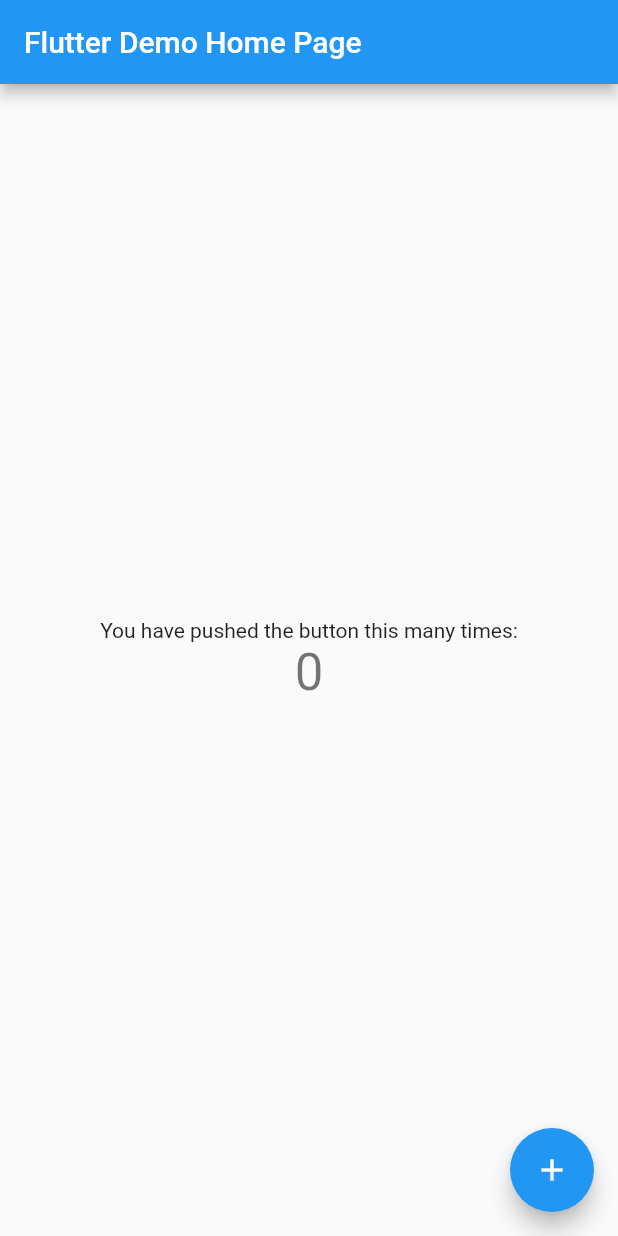
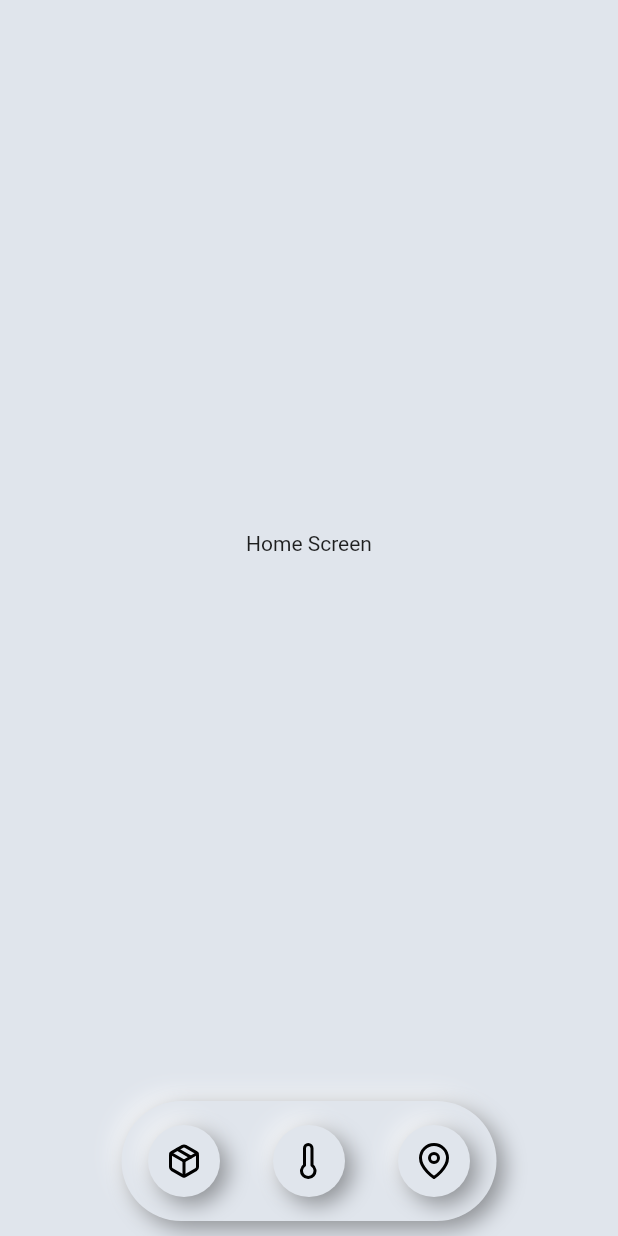
Before and after one commit to Sammonnay-Sarcar/Smart-Refrigerator, a Flutter app: the screen it shows after launch, on a phone screen of 412 x 824 dp. Run offline on Flutter 3.47's test engine with Material 2 defaults, Android fonts, the phone set to English and light mode, and no system bars; drawn by our look-alikes of flutter_neumorphic; our stand-ins replace flutter_feather_icons.

Commit message:
bottom bar added

```diff
--- /dev/null
+++ b/lib/bottomNavigationBar.dart
@@ -0,0 +1,98 @@
+import 'package:flutter/material.dart';
+import 'package:flutter/src/widgets/framework.dart';
+import 'package:flutter/src/widgets/placeholder.dart';
+import 'package:flutter_feather_icons/flutter_feather_icons.dart';
+
+import 'package:flutter_neumorphic/flutter_neumorphic.dart';
+import 'package:smart_refrigerator/features/Content/screen/content_screen.dart';
+import 'package:smart_refrigerator/features/Home%20Screen/screen/home_screen.dart';
+import 'package:smart_refrigerator/features/Location/screen/location_screen.dart';
+
+class RoundedBottomNavigationBar extends StatefulWidget {
+  const RoundedBottomNavigationBar({super.key});
+
+  @override
+  State<RoundedBottomNavigationBar> createState() =>
+      _RoundedBottomNavigationBarState();
+}
+
+class _RoundedBottomNavigationBarState
+    extends State<RoundedBottomNavigationBar> {
+  int _selectedIndex = 0;
+  final List _pages = [
+    const HomeScreen(),
+    const LocationScreen(),
+    const ContentScreen()
+  ];
+  void _selectedPage(int index) {
+    setState(() {
+      _selectedIndex = index;
+    });
+  }
+
+  @override
+  Widget build(BuildContext context) {
+    return Scaffold(
+      body: _pages[_selectedIndex],
+      bottomNavigationBar: Container(
+        height: 100,
+        alignment: Alignment.center,
+        child: Neumorphic(
+          style: NeumorphicStyle(
+              boxShape:
+                  NeumorphicBoxShape.roundRect(BorderRadius.circular(80))),
+          child: Container(
+            width: 250,
+            height: 80,
+            clipBehavior: Clip.hardEdge,
+            decoration: const BoxDecoration(
+                borderRadius: BorderRadius.horizontal(
+                    left: Radius.circular(30.0),
+                    right: Radius.circular((300.0)))),
+            child: Row(
+              mainAxisAlignment: MainAxisAlignment.spaceAround,
+              children: [
+                NeumorphicRadio(
+                  style: const NeumorphicRadioStyle(
+                      boxShape: NeumorphicBoxShape.circle()),
+                  child: IconButton(
+                      enableFeedback: false,
+                      onPressed: () {
+                        setState(() {
+                          _selectedIndex = 2;
+                        });
+                      },
+                      icon: const Icon(FeatherIcons.package)),
+                ),
+                NeumorphicRadio(
+                  style: const NeumorphicRadioStyle(
+                      boxShape: NeumorphicBoxShape.circle()),
+                  child: IconButton(
+                      enableFeedback: false,
+                      onPressed: () {
+                        setState(() {
+                          _selectedIndex = 0;
+                        });
+                      },
+                      icon: const Icon(FeatherIcons.thermometer)),
+                ),
+                NeumorphicRadio(
+                  style: const NeumorphicRadioStyle(
+                      boxShape: NeumorphicBoxShape.circle()),
+                  child: IconButton(
+                      enableFeedback: false,
+                      onPressed: () {
+                        setState(() {
+                          _selectedIndex = 1;
+                        });
+                      },
+                      icon: const Icon(FeatherIcons.mapPin)),
+                ),
+              ],
+            ),
+          ),
+        ),
+      ),
+    );
+  }
+}
--- /dev/null
+++ b/lib/features/Content/screen/content_screen.dart
@@ -0,0 +1,19 @@
+import 'package:flutter/material.dart';
+import 'package:flutter/src/widgets/framework.dart';
+import 'package:flutter/src/widgets/placeholder.dart';
+
+class ContentScreen extends StatefulWidget {
+  const ContentScreen({super.key});
+
+  @override
+  State<ContentScreen> createState() => _ContentScreenState();
+}
+
+class _ContentScreenState extends State<ContentScreen> {
+  @override
+  Widget build(BuildContext context) {
+    return const Center(
+      child: Text("Content Screen"),
+    );
+  }
+}
--- /dev/null
+++ b/lib/features/Home Screen/screen/home_screen.dart
@@ -0,0 +1,19 @@
+import 'package:flutter/material.dart';
+import 'package:flutter/src/widgets/framework.dart';
+import 'package:flutter/src/widgets/placeholder.dart';
+
+class HomeScreen extends StatefulWidget {
+  const HomeScreen({super.key});
+
+  @override
+  State<HomeScreen> createState() => _HomeScreenState();
+}
+
+class _HomeScreenState extends State<HomeScreen> {
+  @override
+  Widget build(BuildContext context) {
+    return const Center(
+      child: Text("Home Screen"),
+    );
+  }
+}
--- /dev/null
+++ b/lib/features/Location/screen/location_screen.dart
@@ -0,0 +1,19 @@
+import 'package:flutter/material.dart';
+import 'package:flutter/src/widgets/framework.dart';
+import 'package:flutter/src/widgets/placeholder.dart';
+
+class LocationScreen extends StatefulWidget {
+  const LocationScreen({super.key});
+
+  @override
+  State<LocationScreen> createState() => _LocationScreenState();
+}
+
+class _LocationScreenState extends State<LocationScreen> {
+  @override
+  Widget build(BuildContext context) {
+    return const Center(
+      child: Text("Location Screen"),
+    );
+  }
+}
--- a/lib/main.dart
+++ b/lib/main.dart
@@ -1,115 +1,31 @@
 import 'package:flutter/material.dart';
+import 'package:flutter_neumorphic/flutter_neumorphic.dart';
+import 'package:smart_refrigerator/bottomNavigationBar.dart';
 
 void main() {
-  runApp(const MyApp());
+  runApp(MyApp());
 }
 
 class MyApp extends StatelessWidget {
-  const MyApp({super.key});
-
-  // This widget is the root of your application.
   @override
   Widget build(BuildContext context) {
-    return MaterialApp(
-      title: 'Flutter Demo',
-      theme: ThemeData(
-        // This is the theme of your application.
-        //
-        // Try running your application with "flutter run". You'll see the
-        // application has a blue toolbar. Then, without quitting the app, try
-        // changing the primarySwatch below to Colors.green and then invoke
-        // "hot reload" (press "r" in the console where you ran "flutter run",
-        // or simply save your changes to "hot reload" in a Flutter IDE).
-        // Notice that the counter didn't reset back to zero; the application
-        // is not restarted.
-        primarySwatch: Colors.blue,
+    return NeumorphicApp(
+      title: 'Neumorphic App',
+      debugShowCheckedModeBanner: false,
+      themeMode: ThemeMode.light,
+      theme: NeumorphicThemeData(
+        baseColor: Color(0xFFE0E5EC),
+        accentColor: Color(0xFF9BA7B7),
+        lightSource: LightSource.topLeft,
+        depth: 10,
       ),
-      home: const MyHomePage(title: 'Flutter Demo Home Page'),
+      darkTheme: NeumorphicThemeData(
+        baseColor: Color(0xFF17181A),
+        accentColor: Color(0xFF2E3035),
+        lightSource: LightSource.topLeft,
+        depth: 6,
+      ),
+      home: RoundedBottomNavigationBar(),
     );
   }
 }
-
-class MyHomePage extends StatefulWidget {
-  const MyHomePage({super.key, required this.title});
-
-  // This widget is the home page of your application. It is stateful, meaning
-  // that it has a State object (defined below) that contains fields that affect
-  // how it looks.
-
-  // This class is the configuration for the state. It holds the values (in this
-  // case the title) provided by the parent (in this case the App widget) and
-  // used by the build method of the State. Fields in a Widget subclass are
-  // always marked "final".
-
-  final String title;
-
-  @override
-  State<MyHomePage> createState() => _MyHomePageState();
-}
-
-class _MyHomePageState extends State<MyHomePage> {
-  int _counter = 0;
-
-  void _incrementCounter() {
-    setState(() {
-      // This call to setState tells the Flutter framework that something has
-      // changed in this State, which causes it to rerun the build method below
-      // so that the display can reflect the updated values. If we changed
-      // _counter without calling setState(), then the build method would not be
-      // called again, and so nothing would appear to happen.
-      _counter++;
-    });
-  }
-
-  @override
-  Widget build(BuildContext context) {
-    // This method is rerun every time setState is called, for instance as done
-    // by the _incrementCounter method above.
-    //
-    // The Flutter framework has been optimized to make rerunning build methods
-    // fast, so that you can just rebuild anything that needs updating rather
-    // than having to individually change instances of widgets.
-    return Scaffold(
-      appBar: AppBar(
-        // Here we take the value from the MyHomePage object that was created by
-        // the App.build method, and use it to set our appbar title.
-        title: Text(widget.title),
-      ),
-      body: Center(
-        // Center is a layout widget. It takes a single child and positions it
-        // in the middle of the parent.
-        child: Column(
-          // Column is also a layout widget. It takes a list of children and
-          // arranges them vertically. By default, it sizes itself to fit its
-          // children horizontally, and tries to be as tall as its parent.
-          //
-          // Invoke "debug painting" (press "p" in the console, choose the
-          // "Toggle Debug Paint" action from the Flutter Inspector in Android
-          // Studio, or the "Toggle Debug Paint" command in Visual Studio Code)
-          // to see the wireframe for each widget.
-          //
-          // Column has various properties to control how it sizes itself and
-          // how it positions its children. Here we use mainAxisAlignment to
-          // center the children vertically; the main axis here is the vertical
-          // axis because Columns are vertical (the cross axis would be
-          // horizontal).
-          mainAxisAlignment: MainAxisAlignment.center,
-          children: <Widget>[
-            const Text(
-              'You have pushed the button this many times:',
-            ),
-            Text(
-              '$_counter',
-              style: Theme.of(context).textTheme.headline4,
-            ),
-          ],
-        ),
-      ),
-      floatingActionButton: FloatingActionButton(
-        onPressed: _incrementCounter,
-        tooltip: 'Increment',
-        child: const Icon(Icons.add),
-      ), // This trailing comma makes auto-formatting nicer for build methods.
-    );
-  }
-}
--- a/pubspec.yaml
+++ b/pubspec.yaml
@@ -36,6 +36,8 @@
   # The following adds the Cupertino Icons font to your application.
   # Use with the CupertinoIcons class for iOS style icons.
   cupertino_icons: ^1.0.2
+  flutter_feather_icons: ^2.0.0+1
+  flutter_neumorphic: ^3.2.0
 
 dev_dependencies:
   flutter_test:
```
Also changed, not shown: pubspec.lock.
